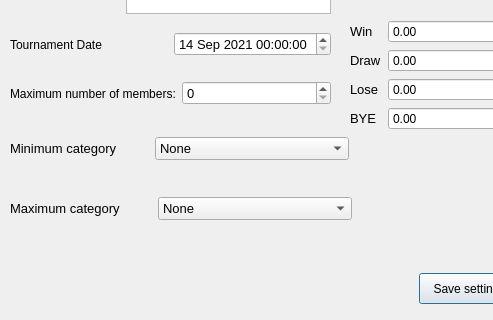
This is editinfoaboutdialog.ui in skni-kod/TournamentAppDesktop as Qt 5 draws it before an edit; both pictures show x 0 to 493 and y 97 to 417 of the 668 by 417 pixel window. The edited form follows.
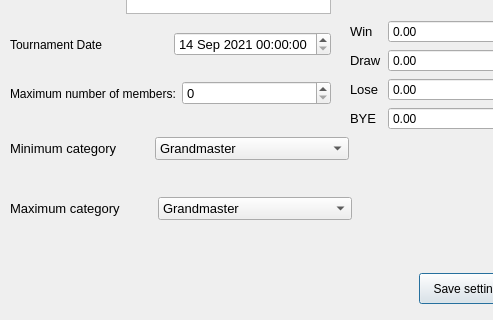
This is the edited form. Icons and pictures are not drawn.

Patch:
```diff
--- a/editinfoaboutdialog.ui
+++ b/editinfoaboutdialog.ui
@@ -176,11 +176,6 @@
         <height>30</height>
        </size>
       </property>
-      <item>
-       <property name="text">
-        <string>None</string>
-       </property>
-      </item>
       <item>
        <property name="text">
         <string>Grandmaster</string>
@@ -319,11 +314,6 @@
         <height>30</height>
        </size>
       </property>
-      <item>
-       <property name="text">
-        <string>None</string>
-       </property>
-      </item>
       <item>
        <property name="text">
         <string>Grandmaster</string>
```
Left out of the diff: 10 changed lines with no effect on the pictures.
